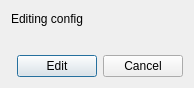
Above: widgets/windows/EditConfigWindow/EditConfigWindow.ui from Wanket/DeSnapper before the change. Below: the same form after it.
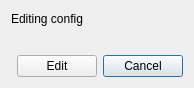
That is the form after the change. Icons and pictures are not drawn. Custom widgets are drawn as their Qt base class.

What changed in the file:
```diff
--- a/widgets/windows/EditConfigWindow/EditConfigWindow.ui
+++ b/widgets/windows/EditConfigWindow/EditConfigWindow.ui
@@ -44,6 +44,12 @@
        <property name="text">
         <string>Cancel</string>
        </property>
+       <property name="icon">
+        <iconset theme="dialog-cancel"/>
+       </property>
+       <property name="default">
+        <bool>true</bool>
+       </property>
       </widget>
      </item>
     </layout>
```
Left out of the diff: 3 changed lines with no effect on the pictures.
